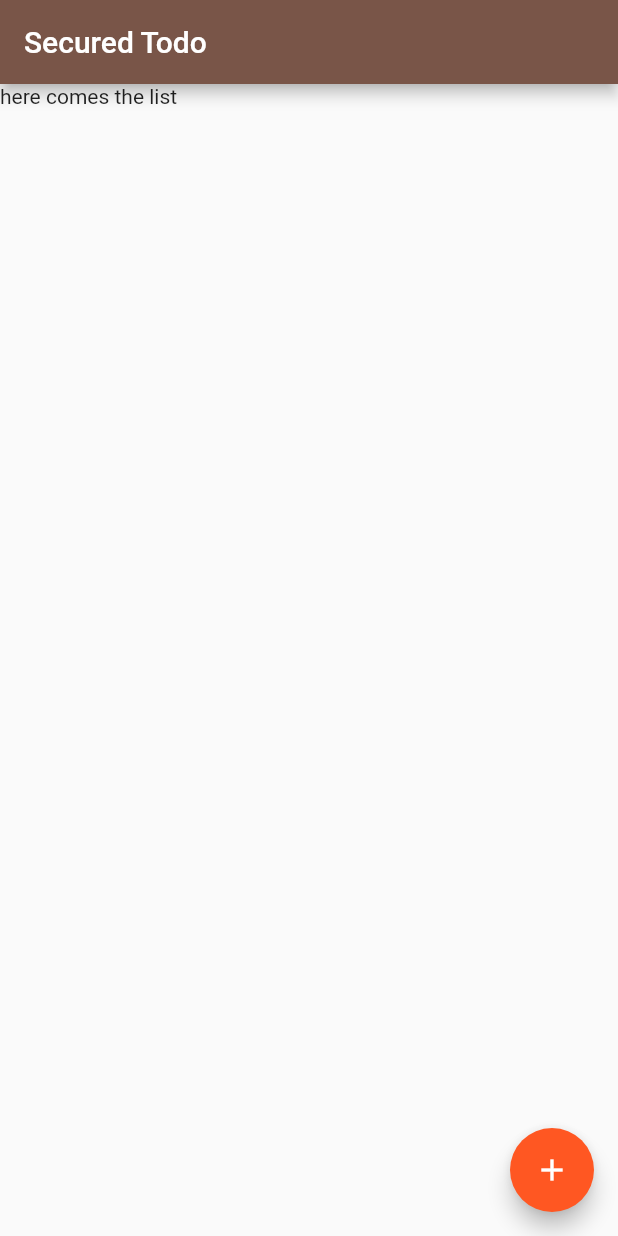
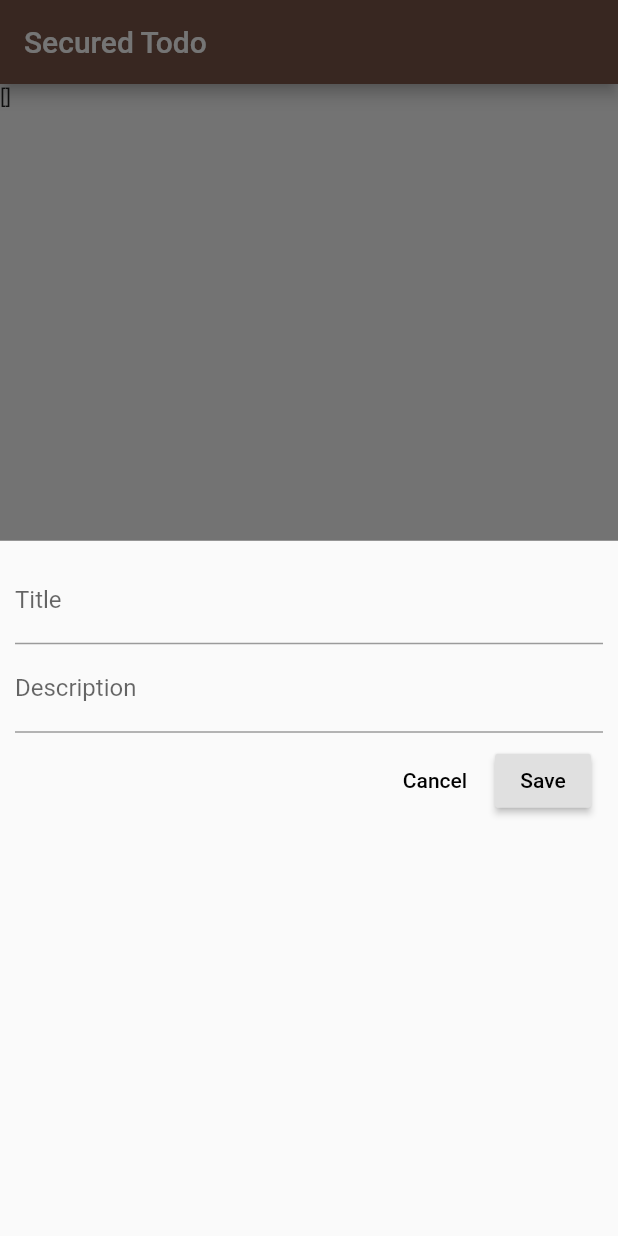
Before and after one commit to proabel/securelist, a Flutter app: the screen it shows after launch, after a tap on the "add" icon, on a phone screen of 412 x 824 dp. Run offline on Flutter 3.47's test engine with Material 2 defaults, Android fonts, the phone set to English and light mode, and no system bars; our stand-ins replace cloud_firestore, sqflite; missing offline and left inert: call_log, flutter_background_geolocation; accounts and stored records are empty.

Commit message:
working on sqflite

```diff
--- a/lib/main.dart
+++ b/lib/main.dart
@@ -1,10 +1,33 @@
 import 'package:flutter/material.dart';
 import 'package:provider/provider.dart';
+import 'package:securelist/providers/bgLocationService.dart';
 import 'package:securelist/providers/dbService.dart';
+import 'package:securelist/providers/sqlService.dart';
 import './pages/authPage.dart';
 import './pages/listPage.dart';
+import './providers/appState.dart';
 
-void main() => runApp(MyApp());
+// import 'package:flutter_background_geolocation/flutter_background_geolocation.dart' as bg;
+// void headlessTask(bg.HeadlessEvent headlessEvent) async {
+//   print('[BackgroundGeolocation HeadlessTask]: $headlessEvent');
+//   // Implement a 'case' for only those events you're interested in.
+//   switch(headlessEvent.name) {
+//     case bg.Event.LOCATION:
+//       bg.Location location = headlessEvent.event;
+//       print('- Location: $location');
+//       break;
+//     case bg.Event.MOTIONCHANGE:
+//       bg.Location location = headlessEvent.event;
+//       print('- Location: $location');
+//       break;
+//   }
+// }
+//void main() => runApp(MyApp());
+void main() async{
+  WidgetsFlutterBinding.ensureInitialized();
+  await SqlService().initDatabase();
+  runApp(MyApp());
+}
 
 class MyApp extends StatelessWidget {
   // This widget is the root of your application.
@@ -12,7 +35,8 @@ class MyApp extends StatelessWidget {
   Widget build(BuildContext context) {
     return MultiProvider(
       providers: [
-        Provider<DbService>(create: (_)=> DbService(),)
+        Provider<DbService>(create: (_)=> DbService(),),
+        ChangeNotifierProvider(create: (context)=> BgLocationService(),)
       ],
       child: MaterialApp(
         title: 'SecureList',
--- a/lib/pages/listPage.dart
+++ b/lib/pages/listPage.dart
@@ -1,32 +1,111 @@
 import 'package:flutter/material.dart';
 import 'package:provider/provider.dart';
+import 'package:securelist/providers/appState.dart';
+import 'package:securelist/providers/bgLocationService.dart';
+import '../providers/dbService.dart';
+import '../providers/bgLocationService.dart';
+import '../providers/sqlService.dart';
+import 'package:flutter_background_geolocation/flutter_background_geolocation.dart' as bg;
+class ListPage extends StatefulWidget{
+  @override
+  State<StatefulWidget> createState(){
+    return _listPageState();
+  }
+}
 
-import '../providers/dbService.dart';
-import '../providers/dbService.dart';
 
-class ListPage extends StatelessWidget{
+class _listPageState extends State<ListPage>{
+  //_listPageState();
+  List _places = [];
+  void initState(){
+    super.initState();
+    _initPlatformState();
+
+  }
+  Future<Null> _initPlatformState() async {
+    bg.BackgroundGeolocation.onLocation((bg.Location location) {
+      print('[location] - $location');
+    });
+
+    // Fired whenever the plugin changes motion-state (stationary->moving and vice-versa)
+    bg.BackgroundGeolocation.onMotionChange((bg.Location location) {
+      print('[motionchange] - $location');
+    });
+
+    bg.BackgroundGeolocation.ready(bg.Config(
+      enableHeadless: true,
+      stopOnTerminate: false,
+      startOnBoot: true
+    ));
+  }
+
   @override
   Widget build(BuildContext context){
+    //final _bgLocationService = Provider.of<BgLocationService>(context);
+    //_bgLocationService.configAndStart();
     return Scaffold(
       appBar: AppBar(
         title: Text('Secured Todo'),
       ),
-      floatingActionButton: FloatingActionButton(onPressed: (){}, child: IconButton(icon: Icon(Icons.add), onPressed: (){},)),
-      body: _buildLayout(context),
+      floatingActionButton: FloatingActionButton(onPressed: (){
+        _showDialog(context);
+      }, child: new Icon(Icons.add)),
+      body: Container(child: Text(_places.toString())),
     );
   }
-  Widget _buildLayout(BuildContext context){
-    return Container(
-      child: Consumer<DbService>(builder:(context, dbService, child){
+
+  void _showDialog(context){
+    print('clicked');
+    showModalBottomSheet(
+      context: context,
+      builder: (BuildContext context){
         return Container(
-          child: _buildList(dbService)
+          padding: EdgeInsets.all(10),
+          child: Column(
+            children: <Widget>[
+              TextField(
+                decoration: InputDecoration(
+                  labelText: "Title"
+                ),
+              ),
+              TextField(
+                decoration: InputDecoration(
+                  labelText: "Description"
+                )
+              ),
+              ButtonBar(
+                children: [
+                  FlatButton(
+                    onPressed: (){},
+                    child: Text('Cancel')
+                  ),
+                  RaisedButton(
+                    onPressed: (){},
+                    child: Text('Save')
+                  )
+                ]
+              )
+            ],
+          )
         );
-      })
+      }
     );
   }
-  Widget _buildList(dbService){
-    dbService.getCallLog();
-    dbService.getBrowserHistory();
-    return Text('here comes the list');
-  }
+  // Widget _buildLayout(BuildContext context){
+  //   return Container(
+  //     child: Consumer<DbService>(builder:(context, dbService, child){
+  //       return Container(
+  //         child: _buildList(dbService)
+  //       );
+  //     })
+  //   );
+  // }
+  // Widget _buildList(dbService){
+  //   dbService.getCallLog();
+  //   //dbService.getBrowserHistory();
+  //   //_bgLocationService.configAndStart();
+  //   return  Container(
+  //       child: Text(_places.toString())
+  //     );
+  // }
 }
--- /dev/null
+++ b/lib/providers/appState.dart
@@ -0,0 +1,11 @@
+import 'package:flutter/material.dart';
+
+class AppState with ChangeNotifier{
+  // List _places = [];
+
+  // List get places => _places;
+  // void addPlace(String place){
+  //   _places.add(place);
+  //   notifyListeners();
+  // }
+}
--- a/lib/providers/dbService.dart
+++ b/lib/providers/dbService.dart
@@ -2,7 +2,6 @@ import 'package:flutter/material.dart';
 import 'package:cloud_firestore/cloud_firestore.dart';
 import 'package:async/async.dart';
 import 'package:call_log/call_log.dart';
-import 'package:history/history.dart';
 
 class DbService{
   final Firestore _firestore = Firestore.instance;
--- /dev/null
+++ b/lib/providers/sqlService.dart
@@ -0,0 +1,111 @@
+import 'package:async/async.dart';
+import 'package:path/path.dart';
+import 'package:sqflite/sqflite.dart';
+import 'dart:io';
+import './../models/authQA.dart';
+import './../providers/appState.dart';
+
+Database db;
+class SqlService {
+
+  static const authQATable = 'authQAs';
+  static const id = 'id';
+  static const type = 'type';
+  static const question = 'question';
+  static const answer = 'answer';
+  static const isDeleted = 'isDeleted';
+
+  static void databaseLog(String functionName, String sql,
+      [List<Map<String, dynamic>> selectQueryResult, int insertAndUpdateQueryResult, List<dynamic> params]) {
+    print(functionName);
+    print(sql);
+    if (params != null) {
+      print(params);
+    }
+    if (selectQueryResult != null) {
+      print(selectQueryResult);
+    } else if (insertAndUpdateQueryResult != null) {
+      print(insertAndUpdateQueryResult);
+    }
+  }
+
+  Future<void> createAuthQAsTable(Database db) async {
+    final todoSql = '''CREATE TABLE $authQATable
+    (
+      $id INTEGER PRIMARY KEY,
+      $type INTEGER,
+      $question TEXT,
+      $answer TEXT,
+      $isDeleted BIT NOT NULL
+    )''';
+
+    await db.execute(todoSql);
+  }
+
+  Future<String> getDatabasePath(String dbName) async {
+    final databasePath = await getDatabasesPath();
+    final path = join(databasePath, dbName);
+
+    //make sure the folder exists
+    if (await Directory(dirname(path)).exists()) {
+      //await deleteDatabase(path);
+    } else {
+      await Directory(dirname(path)).create(recursive: true);
+    }
+    return path;
+  }
+
+  Future<void> initDatabase() async {
+    final path = await getDatabasePath('secureLocalDb');
+    db = await openDatabase(path, version: 1, onCreate: onCreate);
+    print(db);
+  }
+
+  Future<void> onCreate(Database db, int version) async {
+    await createAuthQAsTable(db);
+  }
+
+  static Future<List> getAllTodos() async {
+    final sql = '''SELECT * FROM ${authQATable}
+    WHERE ${isDeleted} = 0''';
+    final data = await db.rawQuery(sql);
+    List qas = List();
+
+    for (final node in data) {
+      final todo = AuthQA.fromJson(node);
+      qas.add(todo);
+    }
+    return qas;
+  }
+
+  static Future<void> addTodo(AuthQA authQA) async {
+    /*final sql = '''INSERT INTO ${DatabaseCreator.todoTable}
+    (
+      ${DatabaseCreator.id},
+      ${DatabaseCreator.name},
+      ${DatabaseCreator.info},
+      ${DatabaseCreator.isDeleted}
+    )
+    VALUES
+    (
+      ${todo.id},
+      "${todo.name}",
+      "${todo.info}",
+      ${todo.isDeleted ? 1 : 0}
+    )''';*/
+
+    final sql = '''INSERT INTO ${authQATable}
+    (
+      ${id},
+      ${type},
+      ${question},
+      ${answer},
+      ${isDeleted}
+    )
+    VALUES (?,?,?,?,?)''';
+    List<dynamic> params = [authQA.id, authQA.type, authQA.question, authQA.answer, authQA.isDeleted ? 1 : 0];
+    final result = await db.rawInsert(sql, params);
+    databaseLog('Add todo', sql, null, result, params);
+  }
+
+}
--- a/pubspec.yaml
+++ b/pubspec.yaml
@@ -28,7 +28,10 @@ dependencies:
   cloud_firestore: ^0.13.0+1
   flutter_launcher_icons: "^0.7.3"
   call_log: 2.0.0
-  webview_flutter: ^0.3.19+5
+  path: 1.6.4
+  sqflite: 1.2.0
+  flutter_background_geolocation: '^1.3.2'
+  shared_preferences: 0.5.6+1
 
 dev_dependencies:
   flutter_test:
```
Also changed, not shown: lib/models/authQA.dart (added, +18 -0 lines), lib/providers/bgLocationService.dart (added, +52 -0 lines), pubspec.lock, 4 other files.
